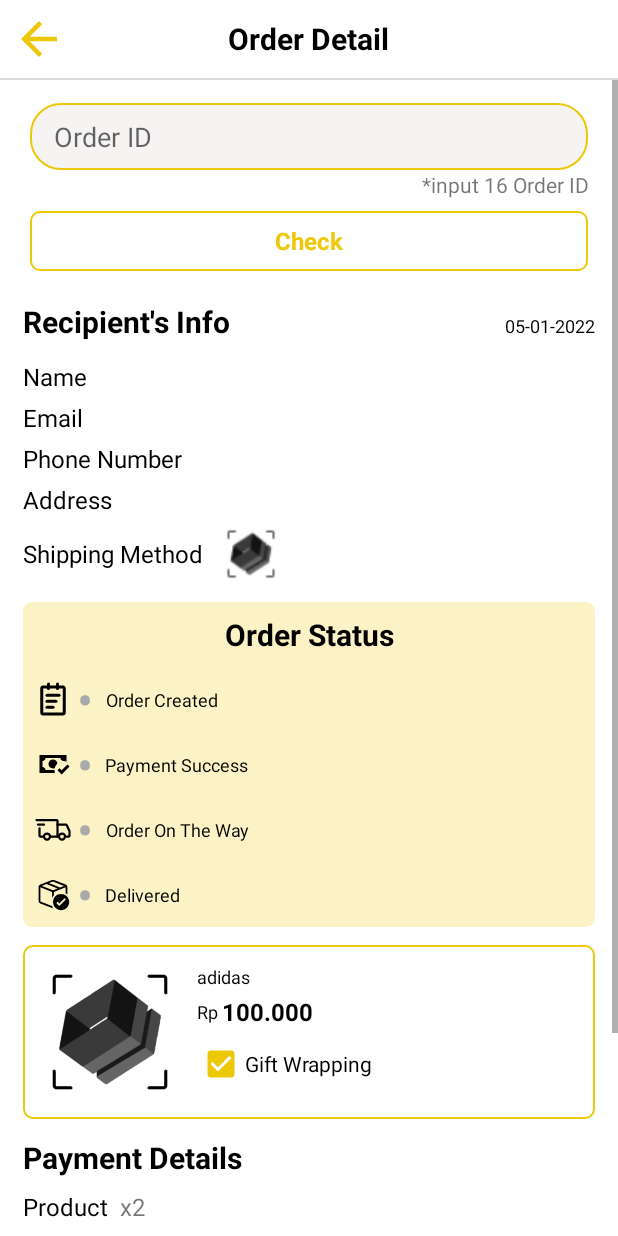
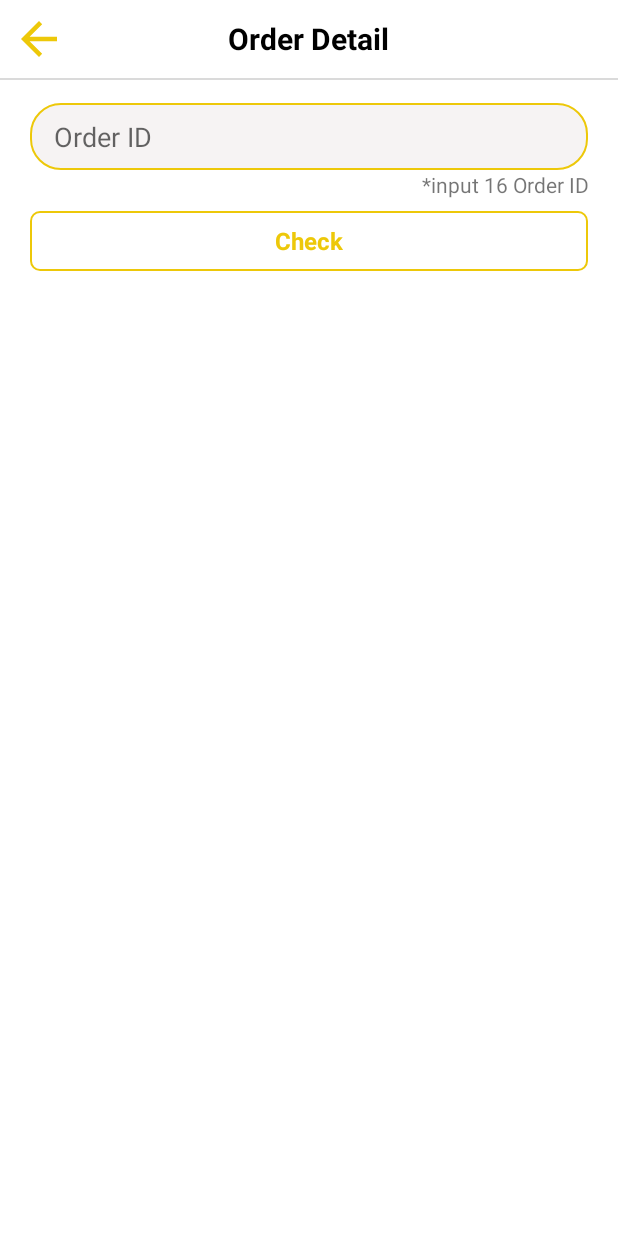
Before and after one commit to sivalijaya/FinDo, an Android app: the CheckOrderActivity screen opened directly, with no data from a screen before it, on a phone screen of 412 x 824 dp. Run offline under Robolectric (Android 15) with nearby library versions, the phone set to English and light mode, and no system bars; our stand-ins replace Firebase (no records; nobody signed in at launch, a user with empty details on screens opened directly), Picasso; pictures from the network do not load.

Commit message:
update view

```diff
--- a/app/src/main/res/layout/activity_check_order.xml
+++ b/app/src/main/res/layout/activity_check_order.xml
@@ -76,7 +76,8 @@
                 android:layout_marginVertical="20dp"
                 android:layout_marginLeft="15dp"
                 android:layout_marginRight="15dp"
-                android:orientation="vertical">
+                android:orientation="vertical"
+                android:visibility="gone">
 
                 <LinearLayout
                     android:layout_width="match_parent"
```
